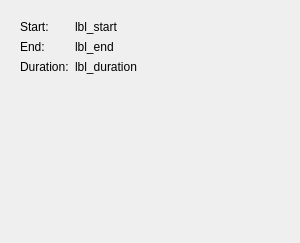
This is qt_ui/AttributesITimeRange.ui in FilmColors/VIAN as Qt 5 draws it before an edit. The edited form follows.
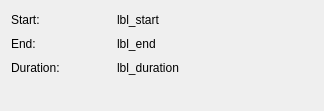
This is the edited form.

```diff
--- a/qt_ui/AttributesITimeRange.ui
+++ b/qt_ui/AttributesITimeRange.ui
@@ -6,8 +6,8 @@
    <rect>
     <x>0</x>
     <y>0</y>
-    <width>300</width>
-    <height>243</height>
+    <width>324</width>
+    <height>111</height>
    </rect>
   </property>
   <property name="minimumSize">
@@ -21,16 +21,21 @@
   </property>
   <layout class="QVBoxLayout" name="verticalLayout">
    <item>
-    <widget class="QWidget" name="widget" native="true">
-     <layout class="QFormLayout" name="formLayout">
-      <item row="0" column="0">
+    <layout class="QHBoxLayout" name="horizontalLayout">
+     <item>
        <widget class="QLabel" name="label">
+       <property name="minimumSize">
+        <size>
+         <width>100</width>
+         <height>0</height>
+        </size>
+       </property>
         <property name="text">
          <string>Start:</string>
         </property>
        </widget>
       </item>
-      <item row="0" column="1">
+     <item>
        <widget class="QLabel" name="lbl_start">
         <property name="sizePolicy">
          <sizepolicy hsizetype="Preferred" vsizetype="Preferred">
@@ -43,14 +48,24 @@
         </property>
        </widget>
       </item>
-      <item row="1" column="0">
+    </layout>
+   </item>
+   <item>
+    <layout class="QHBoxLayout" name="horizontalLayout_2">
+     <item>
        <widget class="QLabel" name="label_2">
+       <property name="minimumSize">
+        <size>
+         <width>100</width>
+         <height>0</height>
+        </size>
+       </property>
         <property name="text">
          <string>End:</string>
         </property>
        </widget>
       </item>
-      <item row="1" column="1">
+     <item>
        <widget class="QLabel" name="lbl_end">
         <property name="sizePolicy">
          <sizepolicy hsizetype="Preferred" vsizetype="Preferred">
@@ -63,14 +78,24 @@
         </property>
        </widget>
       </item>
-      <item row="2" column="0">
+    </layout>
+   </item>
+   <item>
+    <layout class="QHBoxLayout" name="horizontalLayout_3">
+     <item>
        <widget class="QLabel" name="label_3">
+       <property name="minimumSize">
+        <size>
+         <width>100</width>
+         <height>0</height>
+        </size>
+       </property>
         <property name="text">
          <string>Duration:</string>
         </property>
        </widget>
       </item>
-      <item row="2" column="1">
+     <item>
        <widget class="QLabel" name="lbl_duration">
         <property name="sizePolicy">
          <sizepolicy hsizetype="Preferred" vsizetype="Preferred">
@@ -84,6 +109,10 @@
        </widget>
       </item>
      </layout>
+   </item>
+   <item>
+    <widget class="QWidget" name="widget" native="true">
+     <layout class="QFormLayout" name="formLayout"/>
     </widget>
    </item>
   </layout>
```
Lines whose indentation alone changed are shown as unchanged.
